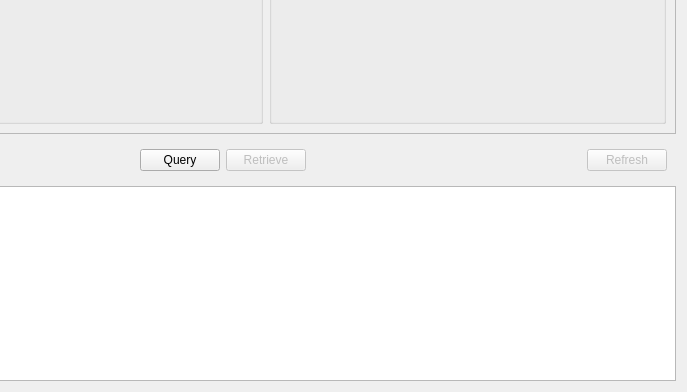
First picture: the form in Libs/DICOM/Widgets/Resources/UI/ctkDICOMQueryRetrieveWidget.ui, repository commontk/CTK, before the edit; both pictures show x 156 to 843 and y 138 to 530 of the 843 by 530 pixel window.
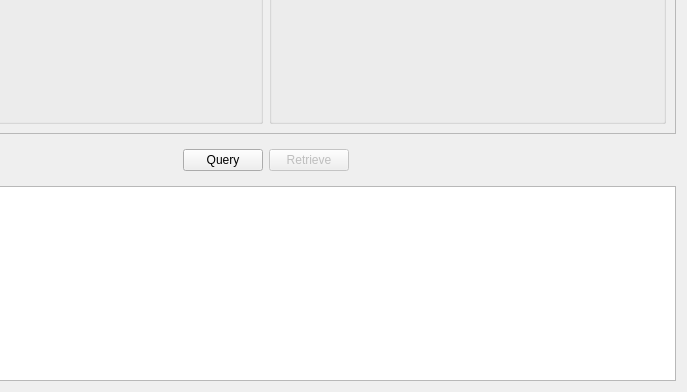
Second picture: the form after the edit. Custom widgets are drawn as their Qt base class.

Commit message: Fix typo in button name and remove uneeded button

What changed in the file:
```diff
--- a/Libs/DICOM/Widgets/Resources/UI/ctkDICOMQueryRetrieveWidget.ui
+++ b/Libs/DICOM/Widgets/Resources/UI/ctkDICOMQueryRetrieveWidget.ui
@@ -103,16 +103,6 @@
         </property>
        </spacer>
       </item>
-      <item>
-       <widget class="QPushButton" name="RefreshButton">
-        <property name="enabled">
-         <bool>false</bool>
-        </property>
-        <property name="text">
-         <string>Refresh</string>
-        </property>
-       </widget>
-      </item>
      </layout>
     </widget>
    </item>
```
Left out of the diff: 2 changed lines with no effect on the pictures.
